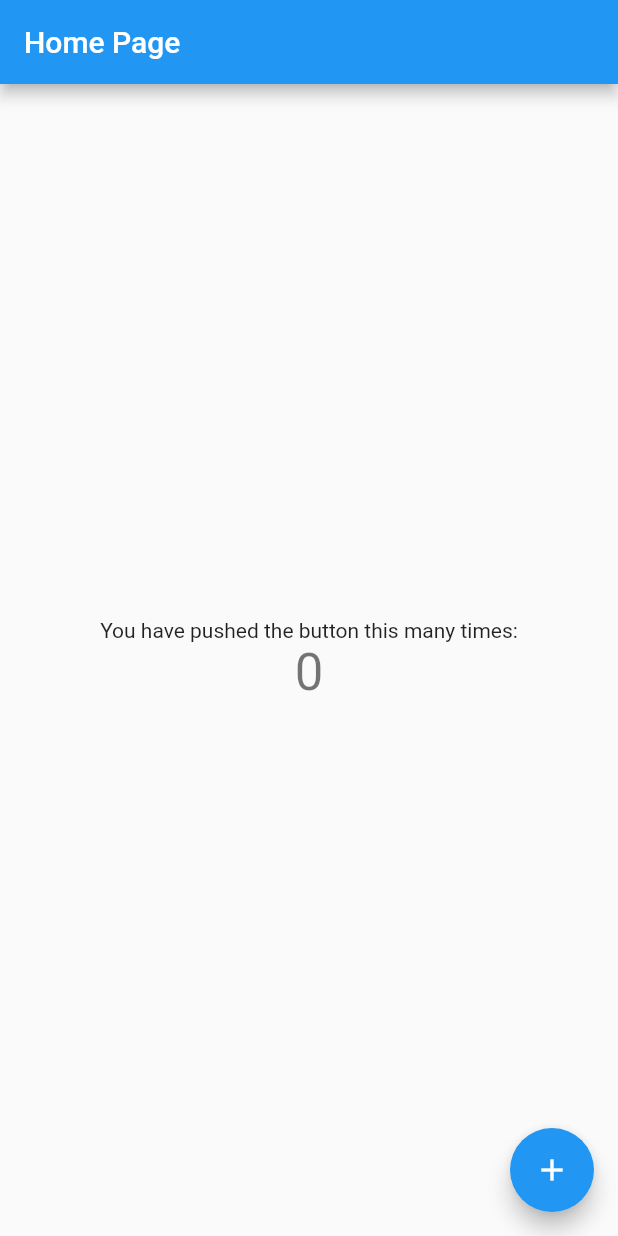
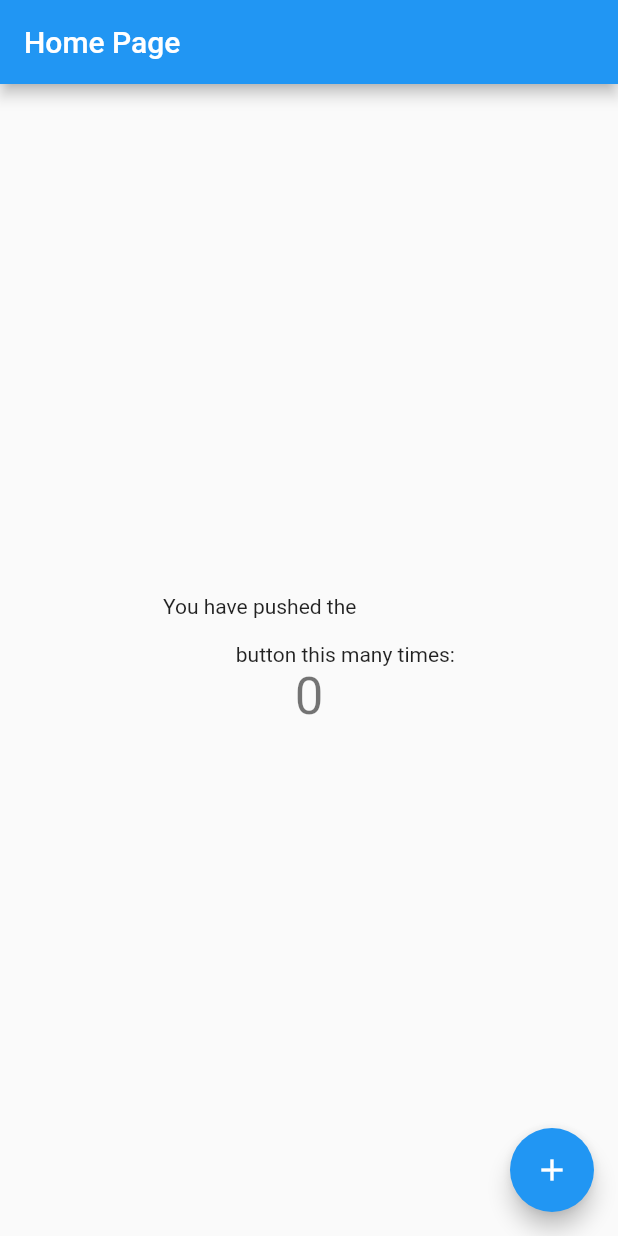
Before and after one commit to nolon5/a1025_test_git, a Flutter app: the screen it shows after launch, on a phone screen of 412 x 824 dp. Run offline on Flutter 3.47's test engine with Material 2 defaults, Android fonts, the phone set to English and light mode, and no system bars.

Commit message:
Renamed description

```diff
--- a/lib/main.dart
+++ b/lib/main.dart
@@ -44,7 +44,8 @@ class _MyHomePageState extends State<MyHomePage> {
           mainAxisAlignment: MainAxisAlignment.center,
           children: <Widget>[
             Text(
-              'You have pushed the button this many times:',
+              '''You have pushed the\n
+              button this many times:''',
             ),
             Text(
               '$_counter',
```
